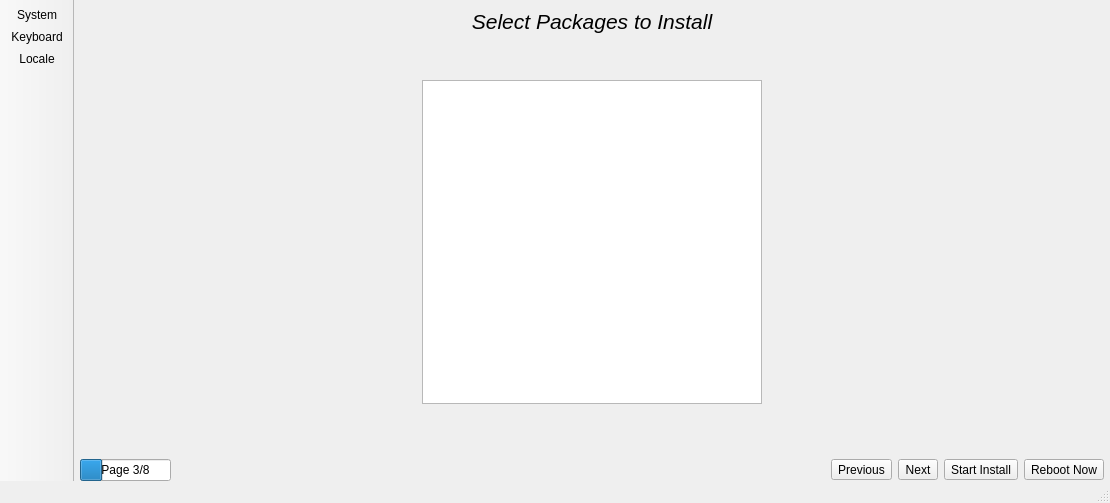
project-trident/trident-installer, file src-qt5/mainUI.ui: the form before one commit.
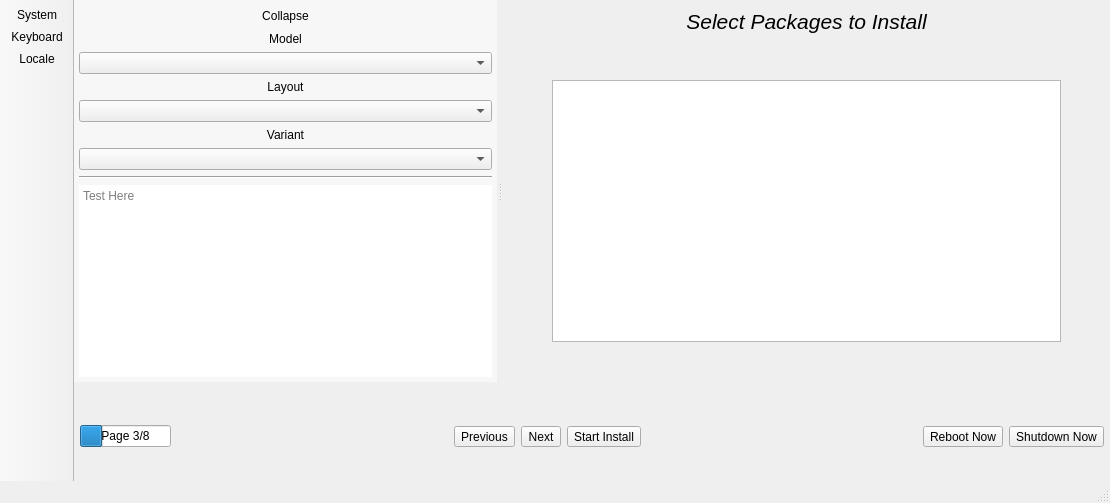
The form after the commit. The open tabs and pages were chosen to show the change. Icons and pictures are not drawn.

What changed in the file:
```diff
--- a/src-qt5/mainUI.ui
+++ b/src-qt5/mainUI.ui
@@ -14,8 +14,104 @@
    <string>MainWindow</string>
   </property>
   <widget class="QWidget" name="centralwidget">
+   <layout class="QVBoxLayout" name="verticalLayout_3">
+    <property name="spacing">
+     <number>10</number>
+    </property>
+    <property name="leftMargin">
+     <number>0</number>
+    </property>
+    <property name="topMargin">
+     <number>0</number>
+    </property>
+    <property name="rightMargin">
+     <number>0</number>
+    </property>
+    <property name="bottomMargin">
+     <number>0</number>
+    </property>
+    <item>
+     <widget class="QSplitter" name="splitter">
+      <property name="orientation">
+       <enum>Qt::Horizontal</enum>
+      </property>
+      <property name="opaqueResize">
+       <bool>true</bool>
+      </property>
+      <property name="handleWidth">
+       <number>6</number>
+      </property>
+      <property name="childrenCollapsible">
+       <bool>true</bool>
+      </property>
+      <widget class="QFrame" name="frame_sidebar">
+       <property name="styleSheet">
+        <string notr="true">QFrame#frame_sidebar{
+background-color: palette(alternate-base);
+}
+QWidget#page_system, QWidget#page_keyboard, QWidget#page_locale{
+background: transparent;
+}</string>
+       </property>
+       <property name="frameShape">
+        <enum>QFrame::NoFrame</enum>
+       </property>
+       <property name="frameShadow">
+        <enum>QFrame::Raised</enum>
+       </property>
    <layout class="QVBoxLayout" name="verticalLayout">
     <property name="leftMargin">
+         <number>5</number>
+        </property>
+        <property name="topMargin">
+         <number>5</number>
+        </property>
+        <property name="rightMargin">
+         <number>5</number>
+        </property>
+        <property name="bottomMargin">
+         <number>5</number>
+        </property>
+        <item>
+         <layout class="QHBoxLayout" name="horizontalLayout_7">
+          <item>
+           <widget class="QToolButton" name="tool_collapse_sidebar">
+            <property name="sizePolicy">
+             <sizepolicy hsizetype="Preferred" vsizetype="Preferred">
+              <horstretch>0</horstretch>
+              <verstretch>0</verstretch>
+             </sizepolicy>
+            </property>
+            <property name="text">
+             <string>Collapse</string>
+            </property>
+            <property name="icon">
+             <iconset theme="arrow-left"/>
+            </property>
+            <property name="shortcut">
+             <string>Esc</string>
+            </property>
+            <property name="toolButtonStyle">
+             <enum>Qt::ToolButtonTextBesideIcon</enum>
+            </property>
+            <property name="autoRaise">
+             <bool>true</bool>
+            </property>
+           </widget>
+          </item>
+         </layout>
+        </item>
+        <item>
+         <widget class="QStackedWidget" name="stacked_sidebar">
+          <property name="styleSheet">
+           <string notr="true"/>
+          </property>
+          <property name="currentIndex">
+           <number>1</number>
+          </property>
+          <widget class="QWidget" name="page_system">
+           <layout class="QVBoxLayout" name="verticalLayout_5">
+            <property name="leftMargin">
      <number>0</number>
     </property>
     <property name="topMargin">
@@ -28,12 +124,132 @@
      <number>0</number>
     </property>
     <item>
+             <widget class="QPlainTextEdit" name="text_system_info">
+              <property name="frameShape">
+               <enum>QFrame::NoFrame</enum>
+              </property>
+              <property name="readOnly">
+               <bool>true</bool>
+              </property>
+             </widget>
+            </item>
+           </layout>
+          </widget>
+          <widget class="QWidget" name="page_keyboard">
+           <layout class="QVBoxLayout" name="verticalLayout_4">
+            <property name="leftMargin">
+             <number>0</number>
+            </property>
+            <property name="topMargin">
+             <number>0</number>
+            </property>
+            <property name="rightMargin">
+             <number>0</number>
+            </property>
+            <property name="bottomMargin">
+             <number>0</number>
+            </property>
+            <item>
+             <widget class="QLabel" name="label_21">
+              <property name="text">
+               <string>Model</string>
+              </property>
+              <property name="alignment">
+               <set>Qt::AlignCenter</set>
+              </property>
+             </widget>
+            </item>
+            <item>
+             <widget class="QComboBox" name="combo_key_model">
+              <property name="frame">
+               <bool>true</bool>
+              </property>
+             </widget>
+            </item>
+            <item>
+             <widget class="QLabel" name="label_22">
+              <property name="text">
+               <string>Layout</string>
+              </property>
+              <property name="alignment">
+               <set>Qt::AlignCenter</set>
+              </property>
+             </widget>
+            </item>
+            <item>
+             <widget class="QComboBox" name="combo_key_layout"/>
+            </item>
+            <item>
+             <widget class="QLabel" name="label_23">
+              <property name="text">
+               <string>Variant</string>
+              </property>
+              <property name="alignment">
+               <set>Qt::AlignCenter</set>
+              </property>
+             </widget>
+            </item>
+            <item>
+             <widget class="QComboBox" name="combo_key_variant"/>
+            </item>
+            <item>
+             <widget class="Line" name="line">
+              <property name="orientation">
+               <enum>Qt::Horizontal</enum>
+              </property>
+             </widget>
+            </item>
+            <item>
+             <widget class="QPlainTextEdit" name="keyboard_test">
+              <property name="frameShape">
+               <enum>QFrame::NoFrame</enum>
+              </property>
+              <property name="placeholderText">
+               <string>Test Here</string>
+              </property>
+             </widget>
+            </item>
+           </layout>
+          </widget>
+          <widget class="QWidget" name="page_locale">
+           <layout class="QVBoxLayout" name="verticalLayout_8">
+            <property name="leftMargin">
+             <number>0</number>
+            </property>
+            <property name="topMargin">
+             <number>0</number>
+            </property>
+            <property name="rightMargin">
+             <number>0</number>
+            </property>
+            <property name="bottomMargin">
+             <number>0</number>
+            </property>
+            <item>
+             <widget class="QListWidget" name="list_locale">
+              <property name="frameShape">
+               <enum>QFrame::NoFrame</enum>
+              </property>
+             </widget>
+            </item>
+           </layout>
+          </widget>
+         </widget>
+        </item>
+       </layout>
+      </widget>
      <widget class="QStackedWidget" name="stackedWidget">
       <property name="currentIndex">
-       <number>3</number>
+        <number>4</number>
       </property>
       <widget class="QWidget" name="page_welcome">
        <layout class="QVBoxLayout" name="verticalLayout_6">
+         <property name="topMargin">
+          <number>0</number>
+         </property>
+         <property name="bottomMargin">
+          <number>0</number>
+         </property>
         <item>
          <spacer name="verticalSpacer_6">
           <property name="orientation">
@@ -157,6 +373,12 @@
       </widget>
       <widget class="QWidget" name="page_partitions">
        <layout class="QGridLayout" name="gridLayout_3">
+         <property name="topMargin">
+          <number>10</number>
+         </property>
+         <property name="bottomMargin">
+          <number>0</number>
+         </property>
         <item row="2" column="0">
          <spacer name="horizontalSpacer_6">
           <property name="orientation">
@@ -262,6 +484,9 @@
       </widget>
       <widget class="QWidget" name="page_user">
        <layout class="QVBoxLayout" name="verticalLayout_7">
+         <property name="bottomMargin">
+          <number>0</number>
+         </property>
         <item>
          <widget class="QLabel" name="label_6">
           <property name="font">
@@ -288,8 +513,8 @@
             <rect>
              <x>0</x>
              <y>0</y>
-             <width>352</width>
-             <height>355</height>
+              <width>865</width>
+              <height>401</height>
             </rect>
            </property>
            <layout class="QGridLayout" name="gridLayout_2">
@@ -607,13 +832,16 @@
       </widget>
       <widget class="QWidget" name="page_pkgs">
        <layout class="QGridLayout" name="gridLayout_5">
+         <property name="bottomMargin">
+          <number>0</number>
+         </property>
         <item row="2" column="0">
          <spacer name="horizontalSpacer_10">
           <property name="orientation">
            <enum>Qt::Horizontal</enum>
           </property>
           <property name="sizeType">
-           <enum>QSizePolicy::Expanding</enum>
+            <enum>QSizePolicy::Preferred</enum>
           </property>
           <property name="sizeHint" stdset="0">
            <size>
@@ -628,12 +856,46 @@
           <property name="sizeAdjustPolicy">
            <enum>QAbstractScrollArea::AdjustToContents</enum>
           </property>
+           <property name="indentation">
+            <number>10</number>
+           </property>
+           <property name="uniformRowHeights">
+            <bool>true</bool>
+           </property>
+           <property name="animated">
+            <bool>true</bool>
+           </property>
+           <property name="allColumnsShowFocus">
+            <bool>true</bool>
+           </property>
+           <property name="wordWrap">
+            <bool>true</bool>
+           </property>
           <property name="headerHidden">
+            <bool>false</bool>
+           </property>
+           <property name="columnCount">
+            <number>3</number>
+           </property>
+           <attribute name="headerVisible">
+            <bool>false</bool>
+           </attribute>
+           <attribute name="headerCascadingSectionResizes">
            <bool>true</bool>
-          </property>
+           </attribute>
+           <column>
+            <property name="text">
+             <string notr="true">Package</string>
+            </property>
+           </column>
           <column>
            <property name="text">
-            <string notr="true">1</string>
+             <string>Version</string>
+            </property>
+           </column>
+           <column>
+            <property name="text">
+             <string>Description</string>
            </property>
           </column>
          </widget>
@@ -676,7 +938,7 @@
            <enum>Qt::Horizontal</enum>
           </property>
           <property name="sizeType">
-           <enum>QSizePolicy::Expanding</enum>
+            <enum>QSizePolicy::Preferred</enum>
           </property>
           <property name="sizeHint" stdset="0">
            <size>
@@ -706,11 +968,17 @@
       </widget>
       <widget class="QWidget" name="page_summary">
        <layout class="QGridLayout" name="gridLayout_4">
+         <property name="bottomMargin">
+          <number>0</number>
+         </property>
         <item row="2" column="0">
          <spacer name="horizontalSpacer_8">
           <property name="orientation">
            <enum>Qt::Horizontal</enum>
           </property>
+           <property name="sizeType">
+            <enum>QSizePolicy::Preferred</enum>
+           </property>
           <property name="sizeHint" stdset="0">
            <size>
             <width>40</width>
@@ -763,6 +1031,9 @@
           <property name="orientation">
            <enum>Qt::Horizontal</enum>
           </property>
+           <property name="sizeType">
+            <enum>QSizePolicy::Preferred</enum>
+           </property>
           <property name="sizeHint" stdset="0">
            <size>
             <width>40</width>
@@ -811,6 +1082,9 @@
       </widget>
       <widget class="QWidget" name="page_installing">
        <layout class="QVBoxLayout" name="verticalLayout_2">
+         <property name="bottomMargin">
+          <number>0</number>
+         </property>
         <item>
          <widget class="QTabWidget" name="tabWidget">
           <property name="currentIndex">
@@ -891,6 +1165,9 @@
       </widget>
       <widget class="QWidget" name="page_finished">
        <layout class="QVBoxLayout" name="verticalLayout_9">
+         <property name="bottomMargin">
+          <number>0</number>
+         </property>
         <item>
          <widget class="QLabel" name="label_14">
           <property name="font">
@@ -966,6 +1243,7 @@
        </layout>
       </widget>
      </widget>
+     </widget>
     </item>
     <item>
      <widget class="QFrame" name="frame_buttons">
@@ -1065,6 +1343,19 @@
          </property>
         </widget>
        </item>
+       <item>
+        <spacer name="horizontalSpacer_12">
+         <property name="orientation">
+          <enum>Qt::Horizontal</enum>
+         </property>
+         <property name="sizeHint" stdset="0">
+          <size>
+           <width>40</width>
+           <height>20</height>
+          </size>
+         </property>
+        </spacer>
+       </item>
        <item>
         <widget class="QToolButton" name="tool_reboot">
          <property name="text">
@@ -1079,6 +1370,25 @@
          </property>
         </widget>
        </item>
+       <item>
+        <widget class="QToolButton" name="tool_shutdown">
+         <property name="sizePolicy">
+          <sizepolicy hsizetype="Fixed" vsizetype="Fixed">
+           <horstretch>0</horstretch>
+           <verstretch>0</verstretch>
+          </sizepolicy>
+         </property>
+         <property name="text">
+          <string>Shutdown Now</string>
+         </property>
+         <property name="icon">
+          <iconset theme="system-shutdown"/>
+         </property>
+         <property name="toolButtonStyle">
+          <enum>Qt::ToolButtonTextBesideIcon</enum>
+         </property>
+        </widget>
+       </item>
       </layout>
      </widget>
     </item>
@@ -1121,6 +1431,9 @@
    <addaction name="actionLocale"/>
   </widget>
   <action name="actionInfo">
+   <property name="checkable">
+    <bool>true</bool>
+   </property>
    <property name="icon">
     <iconset theme="utilities-system-monitor">
      <normaloff>.</normaloff>.</iconset>
@@ -1136,6 +1449,9 @@
    </property>
   </action>
   <action name="actionKeyboard">
+   <property name="checkable">
+    <bool>true</bool>
+   </property>
    <property name="icon">
     <iconset theme="input-keyboard">
      <normaloff>.</normaloff>.</iconset>
@@ -1148,6 +1464,9 @@
    </property>
   </action>
   <action name="actionLocale">
+   <property name="checkable">
+    <bool>true</bool>
+   </property>
    <property name="icon">
     <iconset theme="preferences-desktop-locale">
      <normaloff>.</normaloff>.</iconset>
```
Lines whose indentation alone changed are shown as unchanged.
